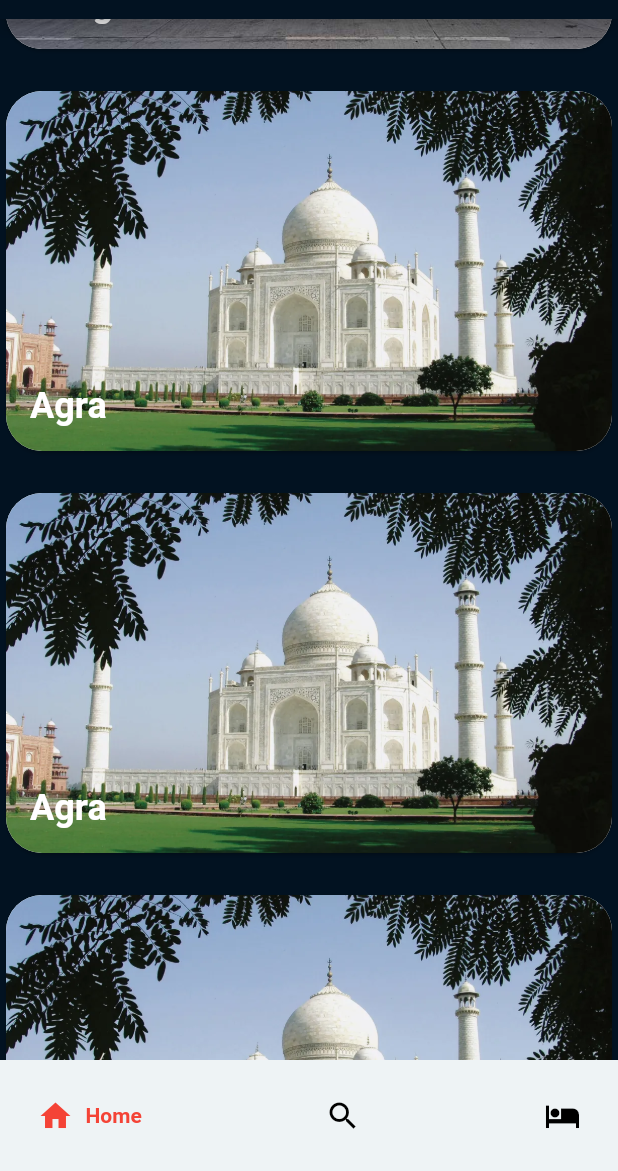
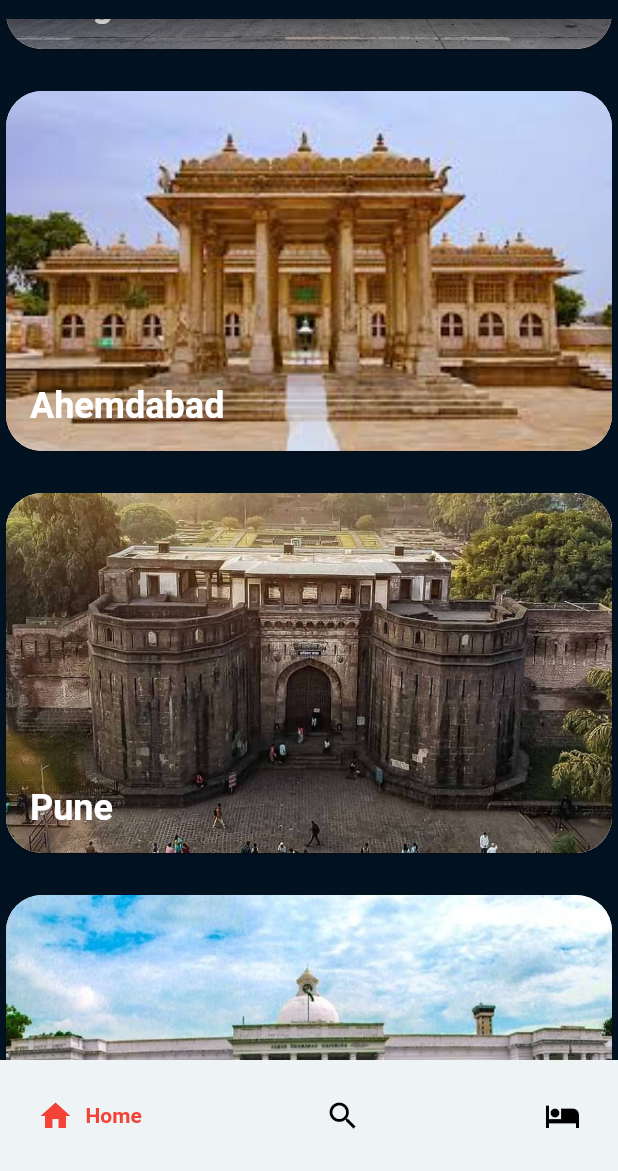
Before and after one commit to Pankaj1662005/Travel, a Flutter app: the startingpage screen opened by its route, scrolled down 2304 dp, on a phone screen of 412 x 824 dp, the part 65-1236 px from its top. Run offline on Flutter 3.47's test engine with Material 2 defaults, Android fonts, the phone set to English and light mode, and no system bars; drawn by our look-alikes of google_nav_bar; our stand-ins replace flutter_advanced_drawer, flutter_zoom_drawer, like_button.

Commit message:
version 3.3.3

```diff
--- a/lib/screens/starting_page.dart
+++ b/lib/screens/starting_page.dart
@@ -395,7 +395,7 @@ class _startingpageState extends State<startingpage> {
                       child: Stack(
                         children: [
                           Image(
-                            image: AssetImage('images/AgraCard.webp'),
+                            image: AssetImage('images/ahemda.jpeg'),
                             height: 240,
                             width: double.maxFinite,
                             fit: BoxFit.cover,
@@ -405,7 +405,7 @@ class _startingpageState extends State<startingpage> {
                             right: 16,
                             left: 16,
                             child: Text(
-                              'Agra',
+                              'Ahemdabad',
                               style: TextStyle(
                                 fontWeight: FontWeight.bold,
                                 color: Colors.white,
@@ -437,7 +437,7 @@ class _startingpageState extends State<startingpage> {
                       child: Stack(
                         children: [
                           Image(
-                            image: AssetImage('images/AgraCard.webp'),
+                            image: AssetImage('images/pune.jpg'),
                             height: 240,
                             width: double.maxFinite,
                             fit: BoxFit.cover,
@@ -447,7 +447,7 @@ class _startingpageState extends State<startingpage> {
                             right: 16,
                             left: 16,
                             child: Text(
-                              'Agra',
+                              'Pune',
                               style: TextStyle(
                                 fontWeight: FontWeight.bold,
                                 color: Colors.white,
@@ -479,7 +479,7 @@ class _startingpageState extends State<startingpage> {
                       child: Stack(
                         children: [
                           Image(
-                            image: AssetImage('images/AgraCard.webp'),
+                            image: AssetImage('images/Roorkee.jpg'),
                             height: 240,
                             width: double.maxFinite,
                             fit: BoxFit.cover,
@@ -489,7 +489,7 @@ class _startingpageState extends State<startingpage> {
                             right: 16,
                             left: 16,
                             child: Text(
-                              'Agra',
+                              'Roorkee',
                               style: TextStyle(
                                 fontWeight: FontWeight.bold,
                                 color: Colors.white,
```
Also changed, not shown: images/Roorkee.jpg (added), images/ahemda.jpeg (added), images/pune.jpg (added).
